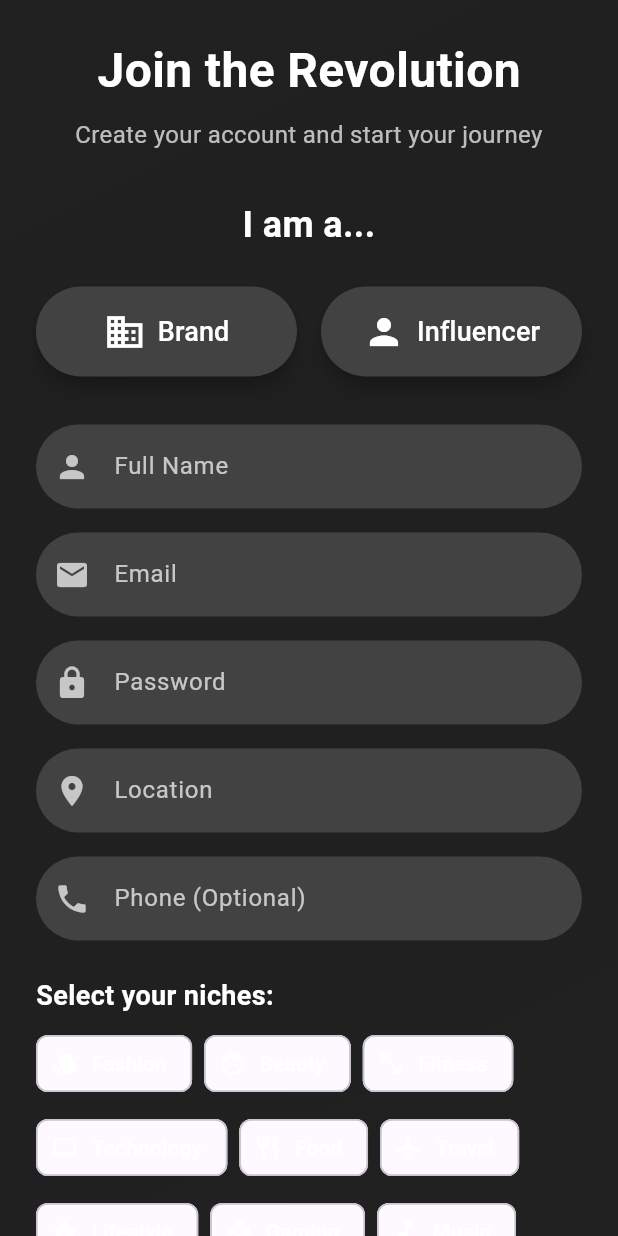
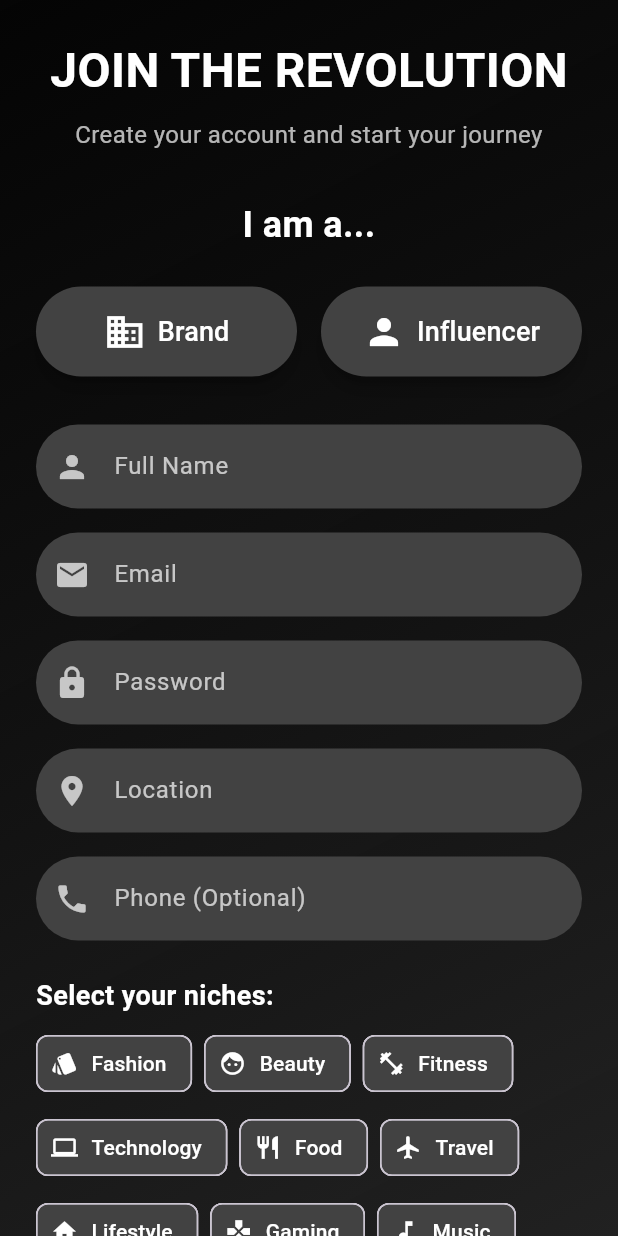
Before and after one commit to SecureFutureProject/sf-app, a Flutter app: the RegisterPage screen opened by its route, after a tap on "Brand", after a tap on "Influencer", on a phone screen of 412 x 824 dp. Run offline on Flutter 3.47's test engine with Material 3 defaults, Android fonts, the phone set to English and light mode, and no system bars; drawn by our look-alikes of animated_text_kit; our stand-ins replace cloud_firestore, firebase_auth, firebase_core, firebase_database, firebase_storage, google_sign_in; accounts and stored records are empty; statements that could not run were skipped.

Commit message:
Dark_RegisterPage

```diff
--- a/lib/screens/auth/register_page.dart
+++ b/lib/screens/auth/register_page.dart
@@ -49,6 +49,11 @@
   void dispose() {
     _animationController.dispose();
     _scrollController.dispose();
+    _nameController.dispose();
+    _emailController.dispose();
+    _passwordController.dispose();
+    _locationController.dispose();
+    _phoneController.dispose();
     super.dispose();
   }
 
@@ -63,6 +68,7 @@
   @override
   Widget build(BuildContext context) {
     return Scaffold(
+      backgroundColor: Colors.black87,
       body: Container(
         decoration: BoxDecoration(
           gradient: LinearGradient(
@@ -73,8 +79,9 @@
         ),
         child: SafeArea(
           child: SingleChildScrollView(
+            controller: _scrollController,
+            child: Padding(
               padding: const EdgeInsets.all(24.0),
-            controller: _scrollController,
               child: Column(
                 crossAxisAlignment: CrossAxisAlignment.stretch,
                 children: [
@@ -93,6 +100,7 @@
             ),
           ),
         ),
+      ),
     );
   }
 
@@ -102,7 +110,7 @@
         AnimatedTextKit(
           animatedTexts: [
             TypewriterAnimatedText(
-              'Join the Revolution',
+              'JOIN THE REVOLUTION',
               textStyle: TextStyle(
                 fontSize: 32,
                 fontWeight: FontWeight.bold,
@@ -289,7 +297,7 @@
           },
           selectedColor: Colors.blue.shade600.withOpacity(0.7),
           checkmarkColor: Colors.white,
-          backgroundColor: Colors.white.withOpacity(0.2),
+          backgroundColor: Colors.grey.shade800,
         );
       }).toList(),
     );
```
Lines whose indentation alone changed are shown as unchanged.
